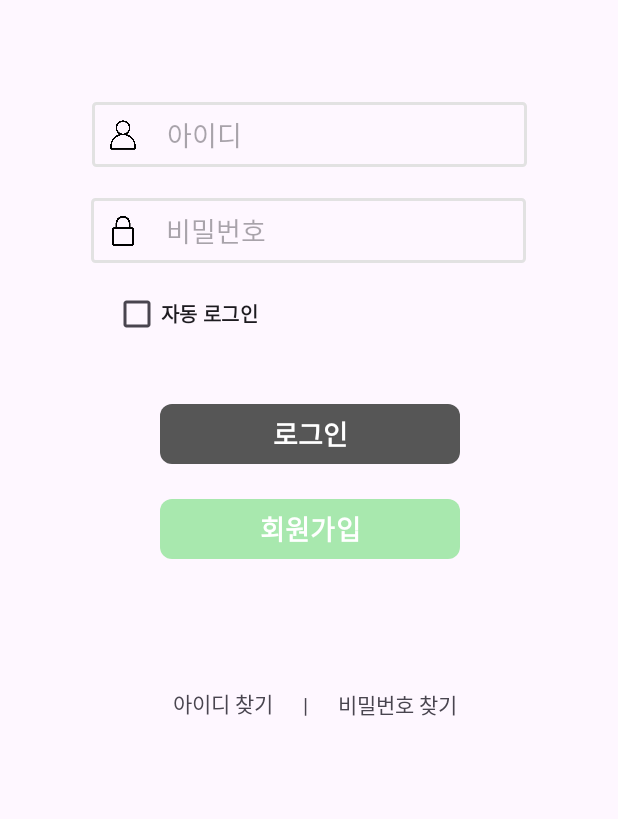
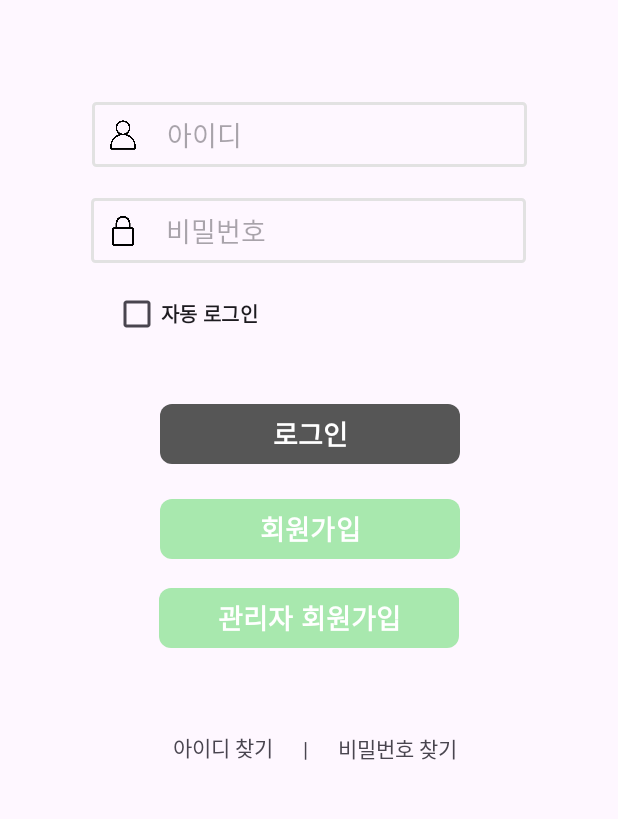
Before and after one commit to bongbub/MOJARAM_C, an Android app built with Jetpack Compose: the screen it shows after launch (LogInActivity), on a phone screen of 412 x 824 dp, the part 342-1161 px from its top. Run offline under Robolectric (Android 15) with nearby library versions, the phone set to English and light mode, and no system bars; our stand-ins replace Dagger/Hilt's generated code, Firebase (no records; nobody signed in at launch, a user with empty details on screens opened directly).

Commit message:
2024.8.8 기본 회원가입 시스템 픽스 1. 관리자 회원가입 페이지 분할(로그인 화면에 버튼 분할)

```diff
--- a/app/src/main/java/com/example/mojaram/LogInActivity.kt
+++ b/app/src/main/java/com/example/mojaram/LogInActivity.kt
@@ -12,6 +12,7 @@ import android.widget.EditText
 import android.widget.Toast
 import androidx.appcompat.app.AppCompatActivity
 import com.example.mojaram.admin.AdminMain
+import com.example.mojaram.admin.AdminSignUp
 import com.example.mojaram.data.PreferenceManager
 import com.example.mojaram.ui.login.SignUpActivity
 import com.example.mojaram.utils.showToast
@@ -47,10 +48,11 @@ class LogInActivity : AppCompatActivity() {
 
         id = findViewById(R.id.id)
         pwd = findViewById(R.id.editTextTextPassword)
-        val btnM: Button = findViewById(R.id.btn_my1)
-        val btnS: Button = findViewById(R.id.btn_s)
+        val btnM: Button = findViewById(R.id.btn_my1)  // 로그인 버튼
+        val btnS: Button = findViewById(R.id.btn_s)    // 회원가입 버튼
         // activity_login.xml 파일에 있는 checkbox
         val check_Box: CheckBox = findViewById(R.id.checkBox)
+        val btnAdmin : Button = findViewById(R.id.btn_admin)   // 관리자 회원가입 버튼
 
 
         // SharedPreferences를 사용해서 로그인 상태 저장하기
@@ -95,6 +97,12 @@ class LogInActivity : AppCompatActivity() {
 
         btnS.setOnClickListener {
             val intent = Intent(this, SignUpActivity::class.java)
+            startActivity(intent)
+        }
+
+        // 관리자 회원가입 페이지로 이동
+        btnAdmin.setOnClickListener{
+            val intent = Intent(this, AdminSignUp::class.java)
             startActivity(intent)
         }
     }
--- a/app/src/main/res/layout/activity_login.xml
+++ b/app/src/main/res/layout/activity_login.xml
@@ -107,6 +107,27 @@
         app:layout_constraintStart_toStartOf="parent"
         app:layout_constraintTop_toBottomOf="@+id/btn_my1" />
 
+    <Button
+        android:id="@+id/btn_admin"
+        android:layout_width="200dp"
+        android:layout_height="40dp"
+        android:layout_marginStart="105dp"
+        android:layout_marginTop="5dp"
+        android:layout_marginEnd="105dp"
+        android:layout_marginBottom="150dp"
+        android:background="@drawable/button_background"
+        android:gravity="center"
+        android:insetTop="0dp"
+        android:insetBottom="0dp"
+        android:text="관리자 회원가입"
+        android:textSize="18dp"
+        android:textStyle="bold"
+        app:backgroundTint="#A8E8AE"
+        app:layout_constraintBottom_toBottomOf="parent"
+        app:layout_constraintEnd_toEndOf="parent"
+        app:layout_constraintStart_toStartOf="parent"
+        app:layout_constraintTop_toBottomOf="@+id/btn_s" />
+
 
 
     <TextView
@@ -123,7 +144,7 @@
         app:layout_constraintBottom_toBottomOf="parent"
         app:layout_constraintEnd_toEndOf="parent"
         app:layout_constraintStart_toEndOf="@+id/textView5"
-        app:layout_constraintTop_toBottomOf="@+id/btn_s" />
+        app:layout_constraintTop_toBottomOf="@+id/btn_admin" />
 
     <TextView
         android:id="@+id/findid"
@@ -139,7 +160,7 @@
         app:layout_constraintBottom_toBottomOf="parent"
         app:layout_constraintEnd_toStartOf="@+id/textView5"
         app:layout_constraintStart_toStartOf="parent"
-        app:layout_constraintTop_toBottomOf="@+id/btn_s" />
+        app:layout_constraintTop_toBottomOf="@+id/btn_admin" />
 
     <TextView
         android:id="@+id/textView5"
@@ -153,7 +174,7 @@
         app:layout_constraintBottom_toBottomOf="parent"
         app:layout_constraintEnd_toStartOf="@+id/findqw"
         app:layout_constraintStart_toEndOf="@+id/findid"
-        app:layout_constraintTop_toBottomOf="@+id/btn_s" />
+        app:layout_constraintTop_toBottomOf="@+id/btn_admin" />
 
     <CheckBox
         android:id="@+id/checkBox"
```
Also changed, not shown: app/src/main/java/com/example/mojaram/mypage/MyPageFragment.kt (+0 -7 lines), app/src/main/res/layout/fragment_my_page.xml (+0 -19 lines).
